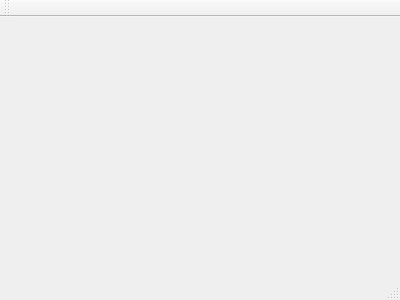
First picture: the form in mainwindow.ui, repository theinvisible/openfortigui, before the edit.
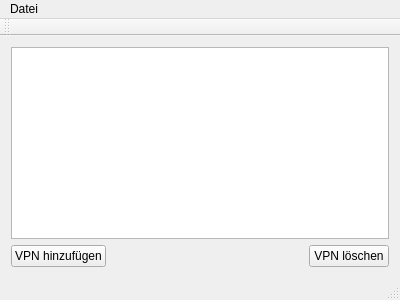
Second picture: the form after the edit.

What changed in the file:
```diff
--- a/mainwindow.ui
+++ b/mainwindow.ui
@@ -12,13 +12,77 @@
   <property name="windowTitle" >
    <string>MainWindow</string>
   </property>
-  <widget class="QMenuBar" name="menuBar" />
-  <widget class="QToolBar" name="mainToolBar" />
-  <widget class="QWidget" name="centralWidget" />
-  <widget class="QStatusBar" name="statusBar" />
+  <widget class="QWidget" name="centralWidget">
+   <layout class="QVBoxLayout" name="verticalLayout">
+    <item>
+     <widget class="QTreeView" name="treeView"/>
+    </item>
+    <item>
+     <layout class="QHBoxLayout" name="horizontalLayout">
+      <item>
+       <widget class="QPushButton" name="pushButton">
+        <property name="text">
+         <string>VPN hinzufügen</string>
+        </property>
+       </widget>
+      </item>
+      <item>
+       <spacer name="horizontalSpacer">
+        <property name="orientation">
+         <enum>Qt::Horizontal</enum>
+        </property>
+        <property name="sizeHint" stdset="0">
+         <size>
+          <width>40</width>
+          <height>20</height>
+         </size>
+        </property>
+       </spacer>
+      </item>
+      <item>
+       <widget class="QPushButton" name="pushButton_2">
+        <property name="text">
+         <string>VPN löschen</string>
+        </property>
+       </widget>
+      </item>
+     </layout>
+    </item>
+   </layout>
+  </widget>
+  <widget class="QMenuBar" name="menuBar">
+   <property name="geometry">
+    <rect>
+     <x>0</x>
+     <y>0</y>
+     <width>400</width>
+     <height>19</height>
+    </rect>
+   </property>
+   <widget class="QMenu" name="menuDatei">
+    <property name="title">
+     <string>Datei</string>
+    </property>
+    <addaction name="actionBeenden"/>
+   </widget>
+   <addaction name="menuDatei"/>
+  </widget>
+  <widget class="QToolBar" name="mainToolBar">
+   <attribute name="toolBarArea">
+    <enum>TopToolBarArea</enum>
+   </attribute>
+   <attribute name="toolBarBreak">
+    <bool>false</bool>
+   </attribute>
+  </widget>
+  <widget class="QStatusBar" name="statusBar"/>
+  <action name="actionBeenden">
+   <property name="text">
+    <string>Beenden</string>
+   </property>
+  </action>
  </widget>
- <layoutDefault spacing="6" margin="11" />
- <pixmapfunction></pixmapfunction>
+ <layoutdefault spacing="6" margin="11"/>
  <resources/>
  <connections/>
 </ui>
```
Left out of the diff: 9 changed lines with no effect on the pictures.
